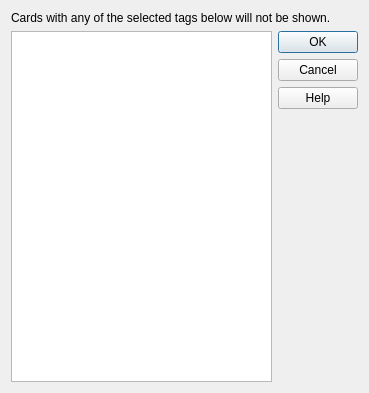
Before: the Qt Designer form designer/activetags.ui in ankitects/anki, drawn with Qt 5.
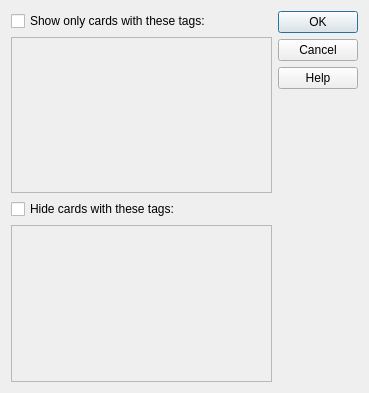
After: the same form once the commit is applied.

Commit message:
new active/inactive tag handling, new study options screen
- break study options into multiple tabs
- inactive tags removed from menus and accessible via study options now
- save various study options immediately instead of requiring review button to
  be pressed

Patch:
```diff
--- a/designer/activetags.ui
+++ b/designer/activetags.ui
@@ -14,24 +14,45 @@
    <string>Inactive Tags</string>
   </property>
   <layout class="QVBoxLayout" name="verticalLayout">
-   <item>
-    <widget class="QLabel" name="label">
-     <property name="text">
-      <string>Cards with any of the selected tags below will not be shown.</string>
-     </property>
-     <property name="wordWrap">
-      <bool>true</bool>
-     </property>
-    </widget>
-   </item>
    <item>
     <layout class="QHBoxLayout" name="horizontalLayout_2">
      <item>
-      <widget class="QListWidget" name="list">
-       <property name="selectionMode">
-        <enum>QAbstractItemView::MultiSelection</enum>
-       </property>
-      </widget>
+      <layout class="QVBoxLayout" name="verticalLayout_2">
+       <item>
+        <widget class="QCheckBox" name="activeCheck">
+         <property name="text">
+          <string>Show only cards with these tags:</string>
+         </property>
+        </widget>
+       </item>
+       <item>
+        <widget class="QListWidget" name="activeList">
+         <property name="enabled">
+          <bool>false</bool>
+         </property>
+         <property name="selectionMode">
+          <enum>QAbstractItemView::MultiSelection</enum>
+         </property>
+        </widget>
+       </item>
+       <item>
+        <widget class="QCheckBox" name="inactiveCheck">
+         <property name="text">
+          <string>Hide cards with these tags:</string>
+         </property>
+        </widget>
+       </item>
+       <item>
+        <widget class="QListWidget" name="inactiveList">
+         <property name="enabled">
+          <bool>false</bool>
+         </property>
+         <property name="selectionMode">
+          <enum>QAbstractItemView::MultiSelection</enum>
+         </property>
+        </widget>
+       </item>
+      </layout>
      </item>
      <item>
       <widget class="QDialogButtonBox" name="buttonBox">
```
Left out of the diff: 38 changed lines with no effect on the pictures. The commit also changes 6 other files.
